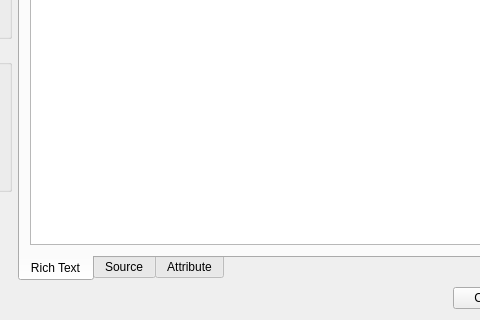
Old version of the form scripts/Draw/Text/TextDialog/TextDialog.ui in the repository qcad/qcad; both pictures show x 203 to 683 and y 261 to 581 of the 833 by 581 pixel window.
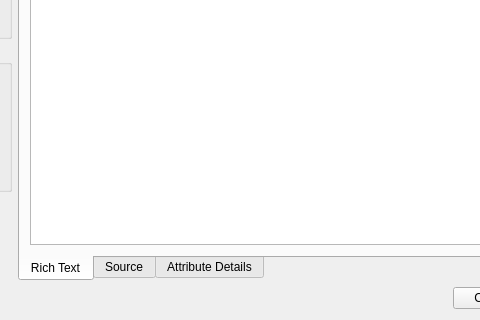
New version of the form. Icons and pictures are not drawn. Custom widgets are drawn as their Qt base class.

Commit message: add attribute synchronization tool

The edit to the form file:
```diff
--- a/scripts/Draw/Text/TextDialog/TextDialog.ui
+++ b/scripts/Draw/Text/TextDialog/TextDialog.ui
@@ -409,7 +409,7 @@
        </widget>
        <widget class="QWidget" name="tab_3">
         <attribute name="title">
-         <string>Attribute</string>
+         <string>Attribute Details</string>
         </attribute>
         <layout class="QVBoxLayout" name="verticalLayout_4">
          <item>
```
The commit also changes 41 other files.
